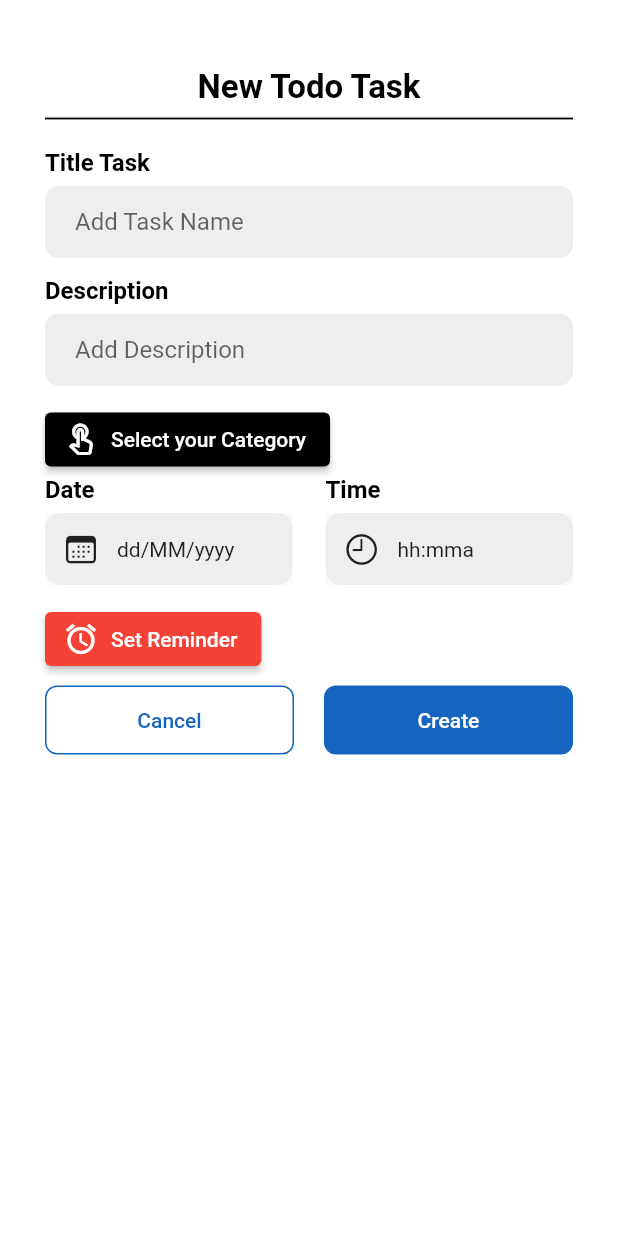
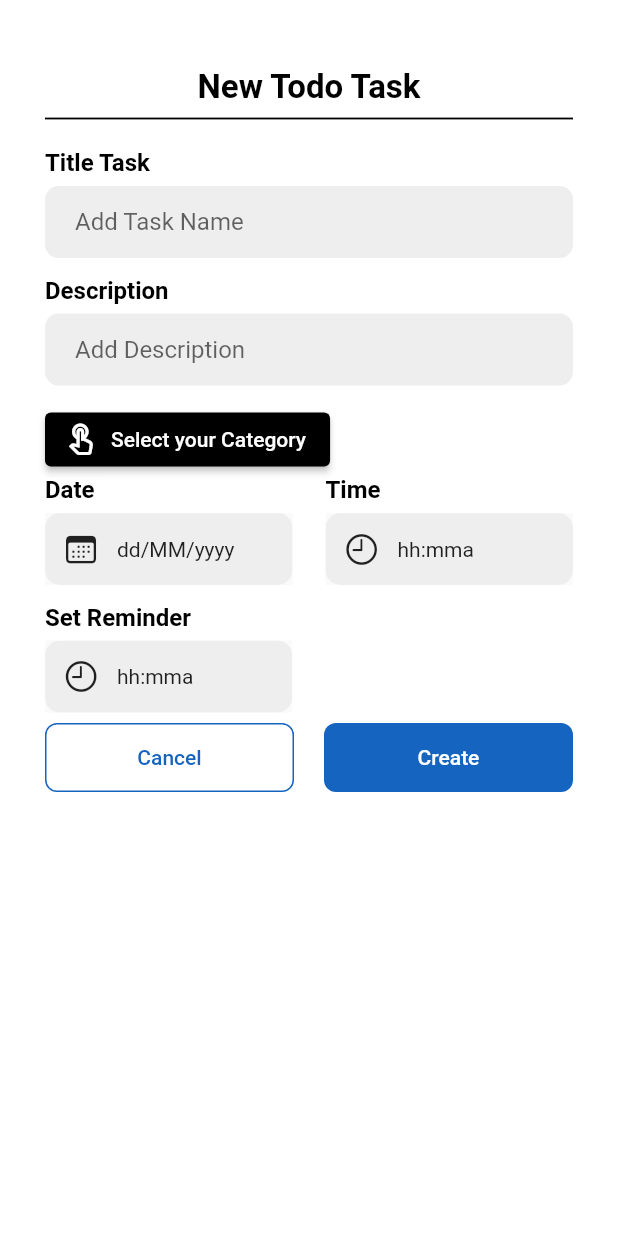
Before and after one commit to riishal/Reminder-App, a Flutter app: the screen it shows after launch, after a tap on the "add" icon, on a phone screen of 412 x 824 dp. Run offline on Flutter 3.47's test engine with Material 2 defaults, Android fonts, the light colour scheme and no system bars; our stand-ins replace cloud_firestore, firebase_core, flutter_local_notifications, flutter_native_timezone_updated_gradle, fluttertoast, permission_handler and 2 more; missing offline and left inert: a package; accounts and stored records are empty.

Commit message:
last commit

```diff
--- a/lib/common/show_task_model.dart
+++ b/lib/common/show_task_model.dart
@@ -41,7 +41,7 @@ class AddNewTask extends StatelessWidget {
                   mainAxisAlignment: MainAxisAlignment.center,
                   crossAxisAlignment: CrossAxisAlignment.start,
                   children: [
-                    SizedBox(
+                    const SizedBox(
                       height: 15,
                     ),
                     SizedBox(
@@ -64,7 +64,7 @@ class AddNewTask extends StatelessWidget {
                                   fontSize: 22),
                             ),
                     ),
-                    Divider(
+                    const Divider(
                       color: Colors.black,
                       thickness: 1.2,
                     ),
@@ -98,15 +98,15 @@ class AddNewTask extends StatelessWidget {
                       height: 12,
                     ),
                     ElevatedButton.icon(
-                        icon: Icon(Icons.touch_app_outlined),
+                        icon: const Icon(Icons.touch_app_outlined),
                         style: ElevatedButton.styleFrom(
                             backgroundColor: Colors.black),
                         onPressed: () {
                           getdata.setVisibility();
                         },
                         label: buttonIndex == index
-                            ? Text("Update your Category")
-                            : Text("Select your Category")),
+                            ? const Text("Update your Category")
+                            : const Text("Select your Category")),
                     // const Text("Category", style: AppStyle.headingOne),
                     Visibility(
                       visible: getdata.visibility,
@@ -147,37 +147,48 @@ class AddNewTask extends StatelessWidget {
                     Row(
                       mainAxisAlignment: MainAxisAlignment.spaceBetween,
                       children: [
-                        DateTimeWidget(
+                        Expanded(
+                          child: DateTimeWidget(
                               onTap: () {
                                 getdata.setDate(context);
                               },
                               iconSelection: CupertinoIcons.calendar,
                               titleText: "Date",
                               valueText: getdata.dateValue.toString()),
+                        ),
                         const SizedBox(
                           width: 22,
                         ),
-                        DateTimeWidget(
+                        Expanded(
+                          child: DateTimeWidget(
                               onTap: () => getdata.setTime(context),
                               iconSelection: CupertinoIcons.clock,
                               titleText: "Time",
                               valueText: getdata.timeValue.toString()),
+                        ),
                       ],
                     ),
                     const SizedBox(
                       height: 12,
                     ),
-
-                    ElevatedButton.icon(
-                        icon: Icon(Icons.alarm),
-                        style: ElevatedButton.styleFrom(
-                            backgroundColor: Colors.red.shade500),
-                        onPressed: () {
-                          getdata.setReminderVisibility();
-                        },
-                        label: buttonIndex == index
-                            ? Text("Update Reminder")
-                            : Text("Set Reminder")),
+                    SizedBox(
+                      width: size.width / 2.5,
+                      child: DateTimeWidget(
+                          onTap: () => getdata.setReminder(context),
+                          iconSelection: CupertinoIcons.clock,
+                          titleText: "Set Reminder",
+                          valueText: getdata.reminderValue.toString()),
+                    ),
+                    // ElevatedButton.icon(
+                    //     icon: Icon(Icons.alarm),
+                    //     style: ElevatedButton.styleFrom(
+                    //         backgroundColor: Colors.red.shade500),
+                    //     onPressed: () {
+                    //       getdata.setReminderVisibility();
+                    //     },
+                    //     label: buttonIndex == index
+                    //         ? Text("Update Reminder")
+                    //         : Text("Set Reminder")),
                     const SizedBox(
                       height: 6,
                     ),
--- a/lib/constants/alert_message.dart
+++ b/lib/constants/alert_message.dart
@@ -21,10 +21,10 @@ class AlertMessage {
   }
 
   static void showComplete({
-    String? title,
+    required String title,
     String? content,
-    VoidCallback? onTap,
-    VoidCallback? onCancel,
+    required VoidCallback onTap,
+    required VoidCallback onCancel,
     Widget? widget,
     context,
   }) {
@@ -35,7 +35,7 @@ class AlertMessage {
       title: Row(
         children: [
           Text(
-            title!,
+            title,
           ),
           SizedBox(
             width: 7,
@@ -48,12 +48,12 @@ class AlertMessage {
       ),
       actions: [
         TextButton(
-            onPressed: () => onCancel!(),
+            onPressed: () => onCancel(),
             child: Text(
               "No",
             )),
         TextButton(
-            onPressed: () => onTap!(),
+            onPressed: () => onTap(),
             child: Text(
               "Yes",
             )),
--- a/lib/service/notification_helper.dart
+++ b/lib/service/notification_helper.dart
@@ -84,13 +84,19 @@ class LocalNotifications {
         payload: payload);
   }
 
-  static tz.TZDateTime _tzDateTime(String year, String month, String day,
-      String hour, String minute, int minut, int dayy) {
+  static tz.TZDateTime _tzDateTime(
+    String year,
+    String month,
+    String day,
+    String hour,
+    String minute,
+    // int minut, int dayy
+  ) {
     print('Scheduled : Date $year:$month:$day | Time $hour:$minute');
     final tz.TZDateTime now = tz.TZDateTime.now(tz.local);
     tz.TZDateTime scheduledDate = tz.TZDateTime.from(
-        DateTime(int.parse(year), int.parse(month), int.parse(day) - dayy,
-            int.parse(hour), int.parse(minute) - minut),
+        DateTime(int.parse(year), int.parse(month), int.parse(day),
+            int.parse(hour), int.parse(minute)),
         tz.local);
     if (scheduledDate.isBefore(now)) {
       scheduledDate = scheduledDate.add(const Duration(days: 1));
@@ -99,14 +105,15 @@ class LocalNotifications {
   }
 
   // to schedule a local notification
-  static Future showScheduleNotification(
-      {required String title,
-      required String body,
-      required String payload,
-      required String time,
-      required String date,
-      required int minute,
-      required int dayy}) async {
+  static Future showScheduleNotification({
+    required String title,
+    required String body,
+    required String payload,
+    required String time,
+    required String date,
+    // required int minute,
+    // required int dayy
+  }) async {
     List dateList = date.split('/').toList(); // 11/23  [11, 23]
     String newFormat = DateFormat("HH:mm")
         .format(DateFormat("hh:mma").parse(time.split(" ").join()));
@@ -120,8 +127,10 @@ class LocalNotifications {
         Random().nextInt(10000),
         title,
         body,
-        _tzDateTime(dateList[2], dateList[0], dateList[1], timeList[0],
-            timeList[1], minute, dayy),
+        _tzDateTime(
+            dateList[2], dateList[0], dateList[1], timeList[0], timeList[1]
+            //  minute, dayy
+            ),
         // tz.TZDateTime.now(tz.local).add(const Duration(seconds: 1)),
         const NotificationDetails(
             android: AndroidNotificationDetails(
--- a/lib/view/home_screen.dart
+++ b/lib/view/home_screen.dart
@@ -57,7 +57,10 @@ class _HomeScreenState extends State<HomeScreen> {
         onTap: (index) {
           setState(() {
             _currentIndex = index;
-            addTaskProvider.dateValue;
+
+            if (_currentIndex == 0) {
+              addTaskProvider.dateValue = "dd/MM/yyyy";
+            } else {}
           });
         },
         items: const [
--- a/lib/view/home_task.dart
+++ b/lib/view/home_task.dart
@@ -145,7 +145,7 @@ class _HomeTaskState extends State<HomeTask>
             if (snapshot.hasData) {
               final documents = snapshot.data!.docs;
               // getdata.checkTaskConditions(snapshot.data!.docs, taskState);
-
+              print(documents.toString());
               return SizedBox(
                 height: 500,
                 child: RefreshIndicator(
@@ -157,8 +157,8 @@ class _HomeTaskState extends State<HomeTask>
                       itemBuilder: (context, index) {
                         QueryDocumentSnapshot<Map<String, dynamic>> data =
                             snapshot.data!.docs[index];
-                        addTaskProvider.updateTimeDateState(
-                            data["dateTask"], data["timeTask"], data.id);
+                        // addTaskProvider.updateTimeDateState(
+                        //     data["dateTask"], data["timeTask"], data.id);
                         return Material(
                           color: Colors.transparent,
                           child: Ink(
--- a/lib/widgets/date_time_widget.dart
+++ b/lib/widgets/date_time_widget.dart
@@ -19,8 +19,7 @@ class DateTimeWidget extends StatelessWidget {
   @override
   Widget build(BuildContext context) {
     return Consumer<AddTaskProvider>(builder: (context, getdata, child) {
-      return Expanded(
-        child: Column(crossAxisAlignment: CrossAxisAlignment.start, children: [
+      return Column(crossAxisAlignment: CrossAxisAlignment.start, children: [
         Text(
           titleText,
           style: AppStyle.headingOne,
@@ -53,8 +52,7 @@ class DateTimeWidget extends StatelessWidget {
             ),
           ),
         )
-        ]),
-      );
+      ]);
     });
   }
 }
```
Also changed, not shown: lib/provider/add_task_provider.dart (+47 -14 lines), lib/service/todo_service.dart (+8 -2 lines), lib/widgets/card_todo_widget.dart (+12 -10 lines). Lines whose indentation alone changed are shown as unchanged.
